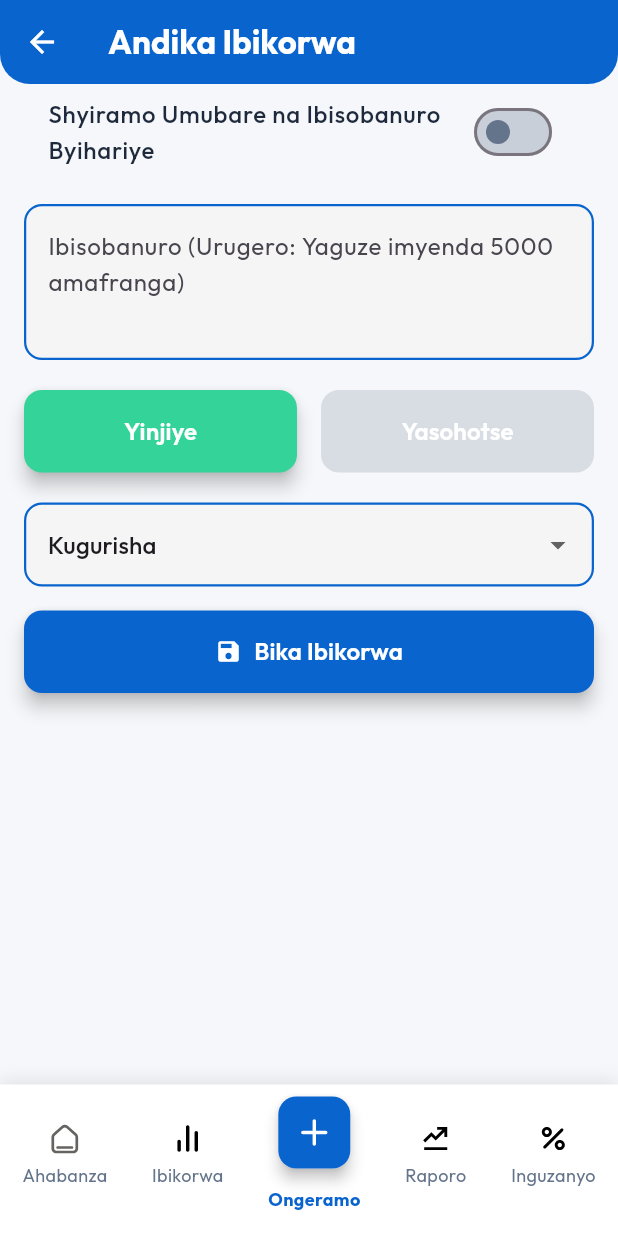
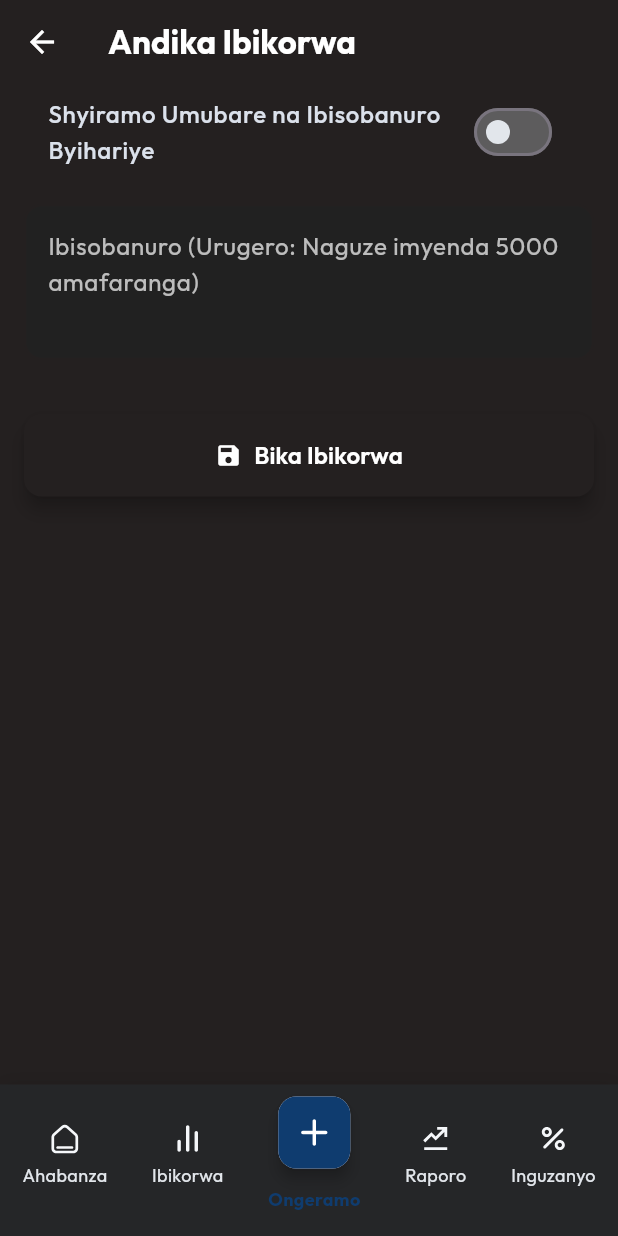
Before and after one commit to Tusifu/inkingi, a Flutter app: the AddTransactionScreen screen opened by its route, on a phone screen of 412 x 824 dp. Run offline on Flutter 3.47's test engine with Material 3 defaults, Android fonts, the phone set to English and light mode, and no system bars; our stand-ins replace fl_chart, flutter_svg, google_fonts, shared_preferences; accounts and stored records are empty.

Commit message:
Implement dark mode

```diff
--- a/lib/components/TBottomNavBar.dart
+++ b/lib/components/TBottomNavBar.dart
@@ -68,7 +68,7 @@ class TBottomNavBar extends StatelessWidget {
     return Container(
       padding: const EdgeInsets.symmetric(vertical: 8),
       decoration: BoxDecoration(
-        color: Colors.white,
+        color: AppColors.cardBackgroundColor,
         boxShadow: [
           BoxShadow(
             color: Colors.black.withOpacity(0.1),
@@ -97,7 +97,7 @@ class TBottomNavBar extends StatelessWidget {
                       child: Container(
                         padding: const EdgeInsets.all(12),
                         decoration: BoxDecoration(
-                          color: AppColors.primaryColor,
+                          color: AppColors.primaryColorBlue,
                           borderRadius: BorderRadius.circular(12),
                         ),
                         child: SvgPicture.asset(
@@ -119,22 +119,24 @@ class TBottomNavBar extends StatelessWidget {
                     height: 24,
                     colorFilter: isSelected
                         ? ColorFilter.mode(
-                            AppColors.primaryColor,
+                            AppColors.primaryColorBlue,
                             BlendMode.srcIn,
                           )
-                        : null,
+                        : ColorFilter.mode(
+                            AppColors.textColor,
+                            BlendMode.srcIn,
+                          ),
                   ),
                 const SizedBox(height: 4),
                 Text(
                   _navItems[index]['label'],
                   style: TextStyle(
-                    color: isSelected || isAddButton
-                        ? AppColors.primaryColor
+                    color: isSelected
+                        ? AppColors.primaryColorBlue
                         : AppColors.textSecondary,
                     fontSize: 12,
-                    fontWeight: isSelected || isAddButton
-                        ? FontWeight.bold
-                        : FontWeight.normal,
+                    fontWeight:
+                        isSelected ? FontWeight.bold : FontWeight.normal,
                   ),
                 ),
                 const SizedBox(height: 8),
--- a/lib/components/TTransactionTile.dart
+++ b/lib/components/TTransactionTile.dart
@@ -16,7 +16,7 @@ class TTransactionTile extends StatelessWidget {
       margin: const EdgeInsets.symmetric(vertical: 4.0),
       padding: const EdgeInsets.all(16.0),
       decoration: BoxDecoration(
-        color: Colors.white,
+        color: AppColors.cardBackgroundColor,
         borderRadius: BorderRadius.circular(12),
         border: Border(
           left: BorderSide(
@@ -67,7 +67,7 @@ class TTransactionTile extends StatelessWidget {
             ),
           ),
           Text(
-            '${transaction.isIncome ? '+' : '-'}${transaction.amount.toStringAsFixed(0)} RWF',
+            '${transaction.isIncome ? '+' : '-'}${NumberFormat.decimalPattern().format(transaction.amount)} RWF',
             style: TextStyle(
               fontSize: 16,
               fontWeight: FontWeight.bold,
--- a/lib/constants/colors.dart
+++ b/lib/constants/colors.dart
@@ -3,13 +3,20 @@ import 'package:flutter/material.dart';
 
 class AppColors {
   // BK Mobile-inspired colors
-  static const primaryColor = Color(0xFF0964CE);
+  // static const primaryColor = Color(0xFF0964CE);
+  static const primaryColor = Color.fromARGB(255, 36, 32, 32);
+  static const primaryColorBlue = Color.fromARGB(255, 15, 60, 111);
   static const secondaryOrange = Color(0xFFFFA726);
+  // static const secondaryOrange = Color.fromARGB(255, 217, 59, 59);
   static const lightGreen = Color(0xFF34D399);
-  static const background = Color(0xFFF5F7FA);
-  static const cardBackgroundColor = Colors.white;
-  static const textPrimary = Color(0xFF1E293B);
-  static const textSecondary = Color(0xFF64748B);
+  // static const background = Color(0xFFF5F7FA);
+  static const background = Color.fromARGB(255, 36, 32, 32);
+  // static const cardBackgroundColor = Colors.white;
+  static const cardBackgroundColor = Color.fromARGB(255, 37, 38, 40);
+  // static const textPrimary = Color(0xFF1E293B);
+  static const textPrimary = Color.fromARGB(255, 219, 225, 235);
+  // static const textSecondary = Color(0xFF64748B);
+  static const textSecondary = Color.fromARGB(255, 226, 230, 235);
   static const Color greyColor50 = Color(0xFFF5F7FA);
   static const Color greyColor100 = Color(0xFFEFF1F5);
   static const Color greyColor300 = Color(0xFFB0ADA9);
@@ -22,4 +29,5 @@ class AppColors {
   static const Color warning500 = Color(0xFFCC6A00);
   static const Color warning100 = Color(0xFFFFF9F2);
   static const Color blackColor = Color(0xFF000000);
+  static const Color textColor = Color(0xFFF5F7FA);
 }
--- a/lib/providers/add_transaction_provider.dart
+++ b/lib/providers/add_transaction_provider.dart
@@ -90,7 +90,7 @@ class AddTransactionProvider with ChangeNotifier {
 
     ScaffoldMessenger.of(context).showSnackBar(
       const SnackBar(
-        content: Text('Ibikorwa byongewe neza'),
+        content: Text('Igikorwa cyagenze neza'),
         backgroundColor: Colors.green,
         duration: Duration(seconds: 2),
       ),
@@ -137,7 +137,7 @@ class AddTransactionProvider with ChangeNotifier {
 
     ScaffoldMessenger.of(context).showSnackBar(
       const SnackBar(
-        content: Text('Ibikorwa byongewe neza'),
+        content: Text('Igikorwa cyagenze neza'),
         backgroundColor: Colors.green,
         duration: Duration(seconds: 2),
       ),
--- a/lib/screens/add_transaction.dart
+++ b/lib/screens/add_transaction.dart
@@ -1,5 +1,6 @@
 // lib/screens/add_transaction_screen.dart
 import 'package:flutter/material.dart';
+import 'package:google_fonts/google_fonts.dart';
 import 'package:inkingi/components/TAppBar.dart';
 import 'package:inkingi/components/TBottomNavBar.dart';
 import 'package:inkingi/constants/colors.dart';
@@ -54,12 +55,20 @@ class AddTransactionScreen extends StatelessWidget {
                     controller: provider.descriptionController,
                     maxLines: 5,
                     minLines: 3,
+                    style: GoogleFonts.outfit(
+                      color: Colors.white, // White text color
+                    ),
+                    cursorColor: Colors.white, // White cursor color
                     decoration: InputDecoration(
                       hintText: provider.useManualEntry
-                          ? 'Ibisobanuro (Urugero: Imyenda Yaguwe)'
-                          : 'Ibisobanuro (Urugero: Yaguze imyenda 5000 amafranga)',
+                          ? 'Ibisobanuro (Urugero: Imyenda Yaguzwe)'
+                          : 'Ibisobanuro (Urugero: Naguze imyenda 5000 amafaranga)',
+                      hintStyle: GoogleFonts.outfit(
+                        color: Colors
+                            .white70, // Slightly translucent white for hint text
+                      ),
                       filled: true,
-                      fillColor: Colors.grey[100],
+                      fillColor: Colors.grey[900], // Dark background color
                       border: OutlineInputBorder(
                         borderRadius: BorderRadius.circular(12),
                         borderSide: const BorderSide(
@@ -89,17 +98,18 @@ class AddTransactionScreen extends StatelessWidget {
                     TextField(
                       controller: provider.amountController,
                       keyboardType: TextInputType.number,
+                      style: GoogleFonts.outfit(
+                        color: Colors.white, // White text color
+                      ),
+                      cursorColor: Colors.white, // White cursor color
                       decoration: InputDecoration(
-                        hintText: 'Umubare (Urugero: 5000)',
+                        hintText: 'Umubare urugero (5000)',
+                        hintStyle: GoogleFonts.outfit(
+                          color: Colors
+                              .white70, // Slightly translucent white for hint text
+                        ),
                         filled: true,
-                        fillColor: Colors.grey[100],
-                        border: OutlineInputBorder(
-                          borderRadius: BorderRadius.circular(12),
-                          borderSide: const BorderSide(
-                            color: AppColors.primaryColor,
-                            width: 1.5,
-                          ),
-                        ),
+                        fillColor: Colors.grey[900],
                         enabledBorder: OutlineInputBorder(
                           borderRadius: BorderRadius.circular(12),
                           borderSide: const BorderSide(
@@ -120,17 +130,18 @@ class AddTransactionScreen extends StatelessWidget {
                     TextField(
                       controller: provider.dateController,
                       readOnly: true,
+                      style: GoogleFonts.outfit(
+                        color: Colors.white, // White text color
+                      ),
+                      cursorColor: Colors.white, // White cursor color
                       decoration: InputDecoration(
-                        hintText: 'Itariki (Urugero: 13/4/2025)',
+                        hintText: 'Italiki',
+                        hintStyle: GoogleFonts.outfit(
+                          color: Colors
+                              .white70, // Slightly translucent white for hint text
+                        ),
                         filled: true,
-                        fillColor: Colors.grey[100],
-                        border: OutlineInputBorder(
-                          borderRadius: BorderRadius.circular(12),
-                          borderSide: const BorderSide(
-                            color: AppColors.primaryColor,
-                            width: 1.5,
-                          ),
-                        ),
+                        fillColor: Colors.grey[900],
                         enabledBorder: OutlineInputBorder(
                           borderRadius: BorderRadius.circular(12),
                           borderSide: const BorderSide(
@@ -161,6 +172,7 @@ class AddTransactionScreen extends StatelessWidget {
                     const SizedBox(height: 20),
                   ],
                   // Income/Expense toggle
+                  if (provider.useManualEntry)
                     Row(
                       children: [
                         Expanded(
@@ -212,21 +224,23 @@ class AddTransactionScreen extends StatelessWidget {
                         ),
                       ],
                     ),
-                  const SizedBox(height: 20),
+                  const SizedBox(height: 16),
                   // Category dropdown
+                  if (provider.useManualEntry)
                     DropdownButtonFormField<String>(
                       value: provider.selectedCategory,
                       isExpanded: true,
+                      style: GoogleFonts.outfit(
+                        color: Colors.grey, // White text color
+                      ),
                       decoration: InputDecoration(
+                        hintText: 'Ikiciro',
+                        hintStyle: GoogleFonts.outfit(
+                          color: Colors
+                              .white70, // Slightly translucent white for hint text
+                        ),
                         filled: true,
-                      fillColor: Colors.grey[100],
-                      border: OutlineInputBorder(
-                        borderRadius: BorderRadius.circular(12),
-                        borderSide: const BorderSide(
-                          color: AppColors.primaryColor,
-                          width: 1.5,
-                        ),
-                      ),
+                        fillColor: Colors.grey[900],
                         enabledBorder: OutlineInputBorder(
                           borderRadius: BorderRadius.circular(12),
                           borderSide: const BorderSide(
@@ -267,7 +281,8 @@ class AddTransactionScreen extends StatelessWidget {
                           const DropdownMenuItem(
                               value: 'Bonus', child: Text('Bonuse')),
                           const DropdownMenuItem(
-                            value: 'Income', child: Text('Amafaranga Yinjiye')),
+                              value: 'Income',
+                              child: Text('Amafaranga Yinjiye')),
                         ],
                         if (!provider.isIncome) ...[
                           const DropdownMenuItem(
@@ -297,7 +312,7 @@ class AddTransactionScreen extends StatelessWidget {
                         ],
                       ],
                     ),
-                  const SizedBox(height: 16),
+                  if (provider.useManualEntry) const SizedBox(height: 16),
                   // Action buttons
                   // Row(
                   //   children: [
--- a/lib/screens/transaction_screen.dart
+++ b/lib/screens/transaction_screen.dart
@@ -17,7 +17,7 @@ class TransactionScreen extends StatelessWidget {
           backgroundColor: AppColors.background,
           elevation: 0,
           title: const Text(
-            'Record Transaction',
+            'Bika Igikorwa',
             style: TextStyle(color: AppColors.textPrimary),
           ),
         ),
--- a/lib/widgets/credit_profile.dart
+++ b/lib/widgets/credit_profile.dart
@@ -34,7 +34,7 @@ class CreditProfile extends StatelessWidget {
                   Icon(Icons.trending_up, color: AppColors.secondaryOrange),
                   const SizedBox(width: 8),
                   const Text(
-                    'Kubaka Profayili y’Inguzanyo', // Building Credit Profile
+                    'Kubaka Umwirondoro y’Inguzanyo', // Building Credit Profile
                     style: TextStyle(
                       fontSize: 16,
                       fontWeight: FontWeight.bold,
--- a/lib/widgets/profit_chart.dart
+++ b/lib/widgets/profit_chart.dart
@@ -3,6 +3,7 @@ import 'package:fl_chart/fl_chart.dart';
 import 'package:flutter/material.dart';
 import 'package:inkingi/constants/colors.dart';
 import 'package:inkingi/utils/date_utils.dart';
+import 'package:intl/intl.dart';
 
 class ProfitChart extends StatelessWidget {
   final double profit; // Add profit as a parameter
@@ -43,7 +44,7 @@ class ProfitChart extends StatelessWidget {
                 ),
               ),
               Text(
-                '+${profit.toStringAsFixed(0)} RWF',
+                '+${NumberFormat.decimalPattern().format(profit)} RWF',
                 style: const TextStyle(
                   fontSize: 14,
                   fontWeight: FontWeight.w400,
```
Also changed, not shown: lib/constants/transaction_keywords.dart (+11 -0 lines), lib/screens/dashboard_screen.dart (+19 -6 lines), lib/screens/loans_screen.dart (+9 -6 lines), lib/screens/reports_screen.dart (+7 -6 lines), lib/screens/transactions_screen.dart (+15 -5 lines), lib/services/categorization_service.dart (+13 -2 lines), lib/utils/styles.dart (+55 -0 lines), lib/widgets/overview_card.dart (+7 -8 lines). Lines whose indentation alone changed are shown as unchanged.
